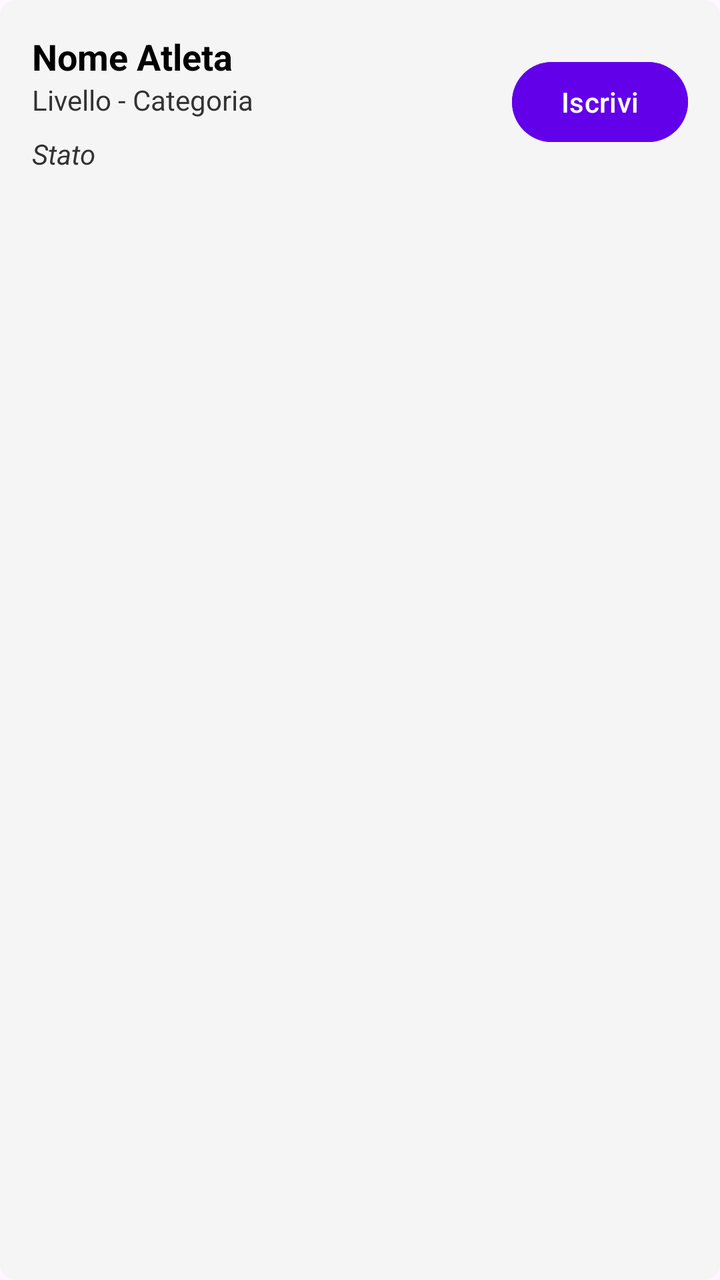
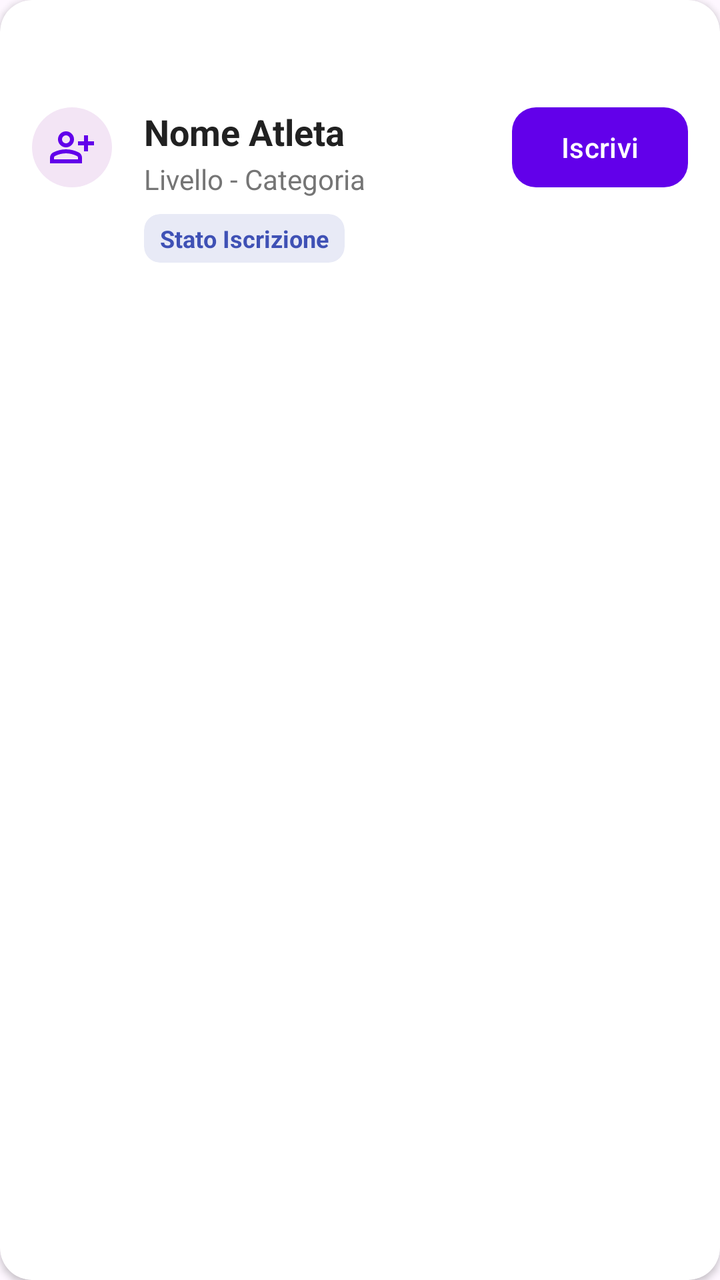

An Android layout rendered at two revisions. The XML below is the earlier revision; the diff shows what the commit changed to produce the second picture.
<!-- AndroidManifest.xml: application theme Theme.GinnasticaRitmica -->
<!-- res/layout/item_atleta_iscrizione.xml -->
<?xml version="1.0" encoding="utf-8"?>
<androidx.cardview.widget.CardView xmlns:android="http://schemas.android.com/apk/res/android"
    xmlns:app="http://schemas.android.com/apk/res-auto"
    android:layout_width="match_parent"
    android:layout_height="wrap_content"
    android:layout_marginHorizontal="16dp"
    android:layout_marginVertical="6dp"
    app:cardCornerRadius="8dp"
    app:cardElevation="0dp"
    app:cardBackgroundColor="@color/grigio_box"
    xmlns:tools="http://schemas.android.com/tools"
    tools:ignore="HardcodedText, TextContrastCheck, VisualLintButtonSize, VisualLintTextFieldSize">

    <RelativeLayout
        android:layout_width="match_parent"
        android:layout_height="wrap_content"
        android:padding="16dp">

        <TextView
            android:id="@+id/tvNomeAtletaIscrizione"
            android:layout_width="wrap_content"
            android:layout_height="wrap_content"
            android:text="Nome Atleta"
            android:textColor="@color/testo_titoli"
            android:textSize="18sp"
            android:textStyle="bold" />

        <TextView
            android:id="@+id/tvDettagliAtletaIscrizione"
            android:layout_width="wrap_content"
            android:layout_height="wrap_content"
            android:layout_below="@id/tvNomeAtletaIscrizione"
            android:text="Livello - Categoria"
            android:textSize="14sp"
            android:textColor="@color/testo_sottotitoli" />

        <TextView
            android:id="@+id/tvStatoIscrizione"
            android:layout_width="wrap_content"
            android:layout_height="wrap_content"
            android:layout_below="@id/tvDettagliAtletaIscrizione"
            android:layout_marginTop="8dp"
            android:text="Stato"
            android:textSize="14sp"
            android:textColor="@color/testo_sottotitoli"
            android:textStyle="italic"/>

        <Button
            android:id="@+id/btnGestisciAttrezzi"
            android:layout_width="wrap_content"
            android:layout_height="wrap_content"
            android:layout_alignParentEnd="true"
            android:layout_centerVertical="true"
            android:text="Iscrivi"
            android:backgroundTint="@color/viola_torre"
            android:textColor="@android:color/white" />

    </RelativeLayout>
</androidx.cardview.widget.CardView>
<!-- resources referenced by this layout -->
<resources>
  <color name="grigio_box">#F5F5F5</color>
  <color name="testo_sottotitoli">#333333</color>
  <color name="testo_titoli">#000000</color>
  <color name="viola_torre">#6200EA</color>
  <style name="Theme.GinnasticaRitmica" parent="Base.Theme.GinnasticaRitmica" />
  <style name="Base.Theme.GinnasticaRitmica" parent="Theme.Material3.DayNight.NoActionBar">
          
          
      </style>
</resources>

<!-- the commit's change to res/layout/item_atleta_iscrizione.xml (unified diff, before → after) -->
@@ -1,59 +1,98 @@
 <?xml version="1.0" encoding="utf-8"?>
-<androidx.cardview.widget.CardView xmlns:android="http://schemas.android.com/apk/res/android"
+<com.google.android.material.card.MaterialCardView xmlns:android="http://schemas.android.com/apk/res/android"
     xmlns:app="http://schemas.android.com/apk/res-auto"
+    xmlns:tools="http://schemas.android.com/tools"
     android:layout_width="match_parent"
     android:layout_height="wrap_content"
     android:layout_marginHorizontal="16dp"
-    android:layout_marginVertical="6dp"
-    app:cardCornerRadius="8dp"
-    app:cardElevation="0dp"
-    app:cardBackgroundColor="@color/grigio_box"
-    xmlns:tools="http://schemas.android.com/tools"
+    android:layout_marginVertical="8dp"
+    app:cardCornerRadius="16dp"
+    app:cardElevation="2dp"
+    app:strokeWidth="0dp"
+    app:cardBackgroundColor="#FFFFFF"
     tools:ignore="HardcodedText, TextContrastCheck, VisualLintButtonSize, VisualLintTextFieldSize">
 
-    <RelativeLayout
+    <androidx.constraintlayout.widget.ConstraintLayout
         android:layout_width="match_parent"
         android:layout_height="wrap_content"
         android:padding="16dp">
 
+        
+        <ImageView
+            android:id="@+id/ivAvatar"
+            android:layout_width="40dp"
+            android:layout_height="40dp"
+            android:background="@drawable/bg_avatar_circle"
+            android:src="@drawable/ic_atlete"
+            app:tint="@color/viola_torre"
+            android:padding="8dp"
+            app:layout_constraintStart_toStartOf="parent"
+            app:layout_constraintTop_toTopOf="parent"
+            app:layout_constraintBottom_toBottomOf="parent" />
+
         <TextView
             android:id="@+id/tvNomeAtletaIscrizione"
-            android:layout_width="wrap_content"
+            android:layout_width="0dp"
             android:layout_height="wrap_content"
+            android:layout_marginStart="16dp"
+            android:layout_marginEnd="16dp"
             android:text="Nome Atleta"
-            android:textColor="@color/testo_titoli"
+            android:textColor="#212121"
             android:textSize="18sp"
-            android:textStyle="bold" />
+            android:textStyle="bold"
+            app:layout_constraintTop_toTopOf="@id/ivAvatar"
+            app:layout_constraintStart_toEndOf="@id/ivAvatar"
+            app:layout_constraintEnd_toStartOf="@id/btnGestisciAttrezzi" />
 
         <TextView
             android:id="@+id/tvDettagliAtletaIscrizione"
+            android:layout_width="0dp"
+            android:layout_height="wrap_content"
+            android:text="Livello - Categoria"
+            android:textSize="14sp"
+            android:textColor="#757575"
+            android:layout_marginTop="2dp"
+            app:layout_constraintTop_toBottomOf="@id/tvNomeAtletaIscrizione"
+            app:layout_constraintStart_toStartOf="@id/tvNomeAtletaIscrizione"
+            app:layout_constraintEnd_toEndOf="@id/tvNomeAtletaIscrizione" />
+
+        
+        <com.google.android.material.card.MaterialCardView
+            android:id="@+id/cvStatoBadge"
             android:layout_width="wrap_content"
             android:layout_height="wrap_content"
-            android:layout_below="@id/tvNomeAtletaIscrizione"
-            android:text="Livello - Categoria"
-            android:textSize="14sp"
-            android:textColor="@color/testo_sottotitoli" />
+            android:layout_marginTop="8dp"
+            app:cardBackgroundColor="#E8EAF6"
+            app:cardCornerRadius="8dp"
+            app:strokeWidth="0dp"
+            app:cardElevation="0dp"
+            app:layout_constraintTop_toBottomOf="@id/tvDettagliAtletaIscrizione"
+            app:layout_constraintStart_toStartOf="@id/tvNomeAtletaIscrizione">
 
-        <TextView
-            android:id="@+id/tvStatoIscrizione"
-            android:layout_width="wrap_content"
-            android:layout_height="wrap_content"
-            android:layout_below="@id/tvDettagliAtletaIscrizione"
-            android:layout_marginTop="8dp"
-            android:text="Stato"
-            android:textSize="14sp"
-            android:textColor="@color/testo_sottotitoli"
-            android:textStyle="italic"/>
+            <TextView
+                android:id="@+id/tvStatoIscrizione"
+                android:layout_width="wrap_content"
+                android:layout_height="wrap_content"
+                android:paddingHorizontal="8dp"
+                android:paddingVertical="4dp"
+                android:text="Stato Iscrizione"
+                android:textSize="12sp"
+                android:textColor="#3F51B5"
+                android:textStyle="bold"/>
+        </com.google.android.material.card.MaterialCardView>
 
-        <Button
+        
+        <com.google.android.material.button.MaterialButton
             android:id="@+id/btnGestisciAttrezzi"
             android:layout_width="wrap_content"
             android:layout_height="wrap_content"
-            android:layout_alignParentEnd="true"
-            android:layout_centerVertical="true"
             android:text="Iscrivi"
-            android:backgroundTint="@color/viola_torre"
-            android:textColor="@android:color/white" />
+            app:backgroundTint="@color/viola_torre"
+            app:cornerRadius="12dp"
+            android:textColor="@android:color/white"
+            app:layout_constraintEnd_toEndOf="parent"
+            app:layout_constraintTop_toTopOf="parent"
+            app:layout_constraintBottom_toBottomOf="parent"/>
 
-    </RelativeLayout>
-</androidx.cardview.widget.CardView>
+    </androidx.constraintlayout.widget.ConstraintLayout>
+</com.google.android.material.card.MaterialCardView>
<!-- resource entries referenced after the edit -->
@@ -1,13 +1,37 @@
 <!-- resources referenced by this layout -->
 <resources>
-  <color name="grigio_box">#F5F5F5</color>
-  <color name="testo_sottotitoli">#333333</color>
-  <color name="testo_titoli">#000000</color>
   <color name="viola_torre">#6200EA</color>
+  <!-- drawable bg_avatar_circle (drawable) -->
+  <?xml version="1.0" encoding="utf-8"?>
+  <shape xmlns:android="http://schemas.android.com/apk/res/android"
+      android:shape="oval">
+      
+      <solid android:color="#F3E5F5" />
+  </shape>
+  <!-- drawable ic_atlete (drawable) -->
+  <vector xmlns:android="http://schemas.android.com/apk/res/android" android:height="24dp" android:tint="#3C3F40" android:viewportHeight="960" android:viewportWidth="960" android:width="24dp">
+        
+      <path android:fillColor="@android:color/white" android:pathData="M720,560L720,440L600,440L600,360L720,360L720,240L800,240L800,360L920,360L920,440L800,440L800,560L720,560ZM247,433Q200,386 200,320Q200,254 247,207Q294,160 360,160Q426,160 473,207Q520,254 520,320Q520,386 473,433Q426,480 360,480Q294,480 247,433ZM40,800L40,688Q40,654 57.5,625.5Q75,597 104,582Q166,551 230,535.5Q294,520 360,520Q426,520 490,535.5Q554,551 616,582Q645,597 662.5,625.5Q680,654 680,688L680,800L40,800ZM120,720L600,720L600,688Q600,677 594.5,668Q589,659 580,654Q526,627 471,613.5Q416,600 360,600Q304,600 249,613.5Q194,627 140,654Q131,659 125.5,668Q120,677 120,688L120,720ZM416.5,376.5Q440,353 440,320Q440,287 416.5,263.5Q393,240 360,240Q327,240 303.5,263.5Q280,287 280,320Q280,353 303.5,376.5Q327,400 360,400Q393,400 416.5,376.5ZM360,320Q360,320 360,320Q360,320 360,320Q360,320 360,320Q360,320 360,320Q360,320 360,320Q360,320 360,320Q360,320 360,320Q360,320 360,320ZM360,720L360,720Q360,720 360,720Q360,720 360,720Q360,720 360,720Q360,720 360,720Q360,720 360,720Q360,720 360,720Q360,720 360,720Q360,720 360,720L360,720Z"/>
+      
+  </vector>
   <style name="Theme.GinnasticaRitmica" parent="Base.Theme.GinnasticaRitmica" />
   <style name="Base.Theme.GinnasticaRitmica" parent="Theme.Material3.DayNight.NoActionBar">
           
+  
           
+          <item name="popupMenuStyle">@style/StileNuvoletta</item>
       </style>
+  <style name="StileNuvoletta" parent="Widget.Material3.PopupMenu">
+          <item name="android:popupBackground">@drawable/bg_popup_rounded</item>
+          <item name="overlapAnchor">false</item>
+      </style>
+  <!-- drawable bg_popup_rounded (drawable) -->
+  <?xml version="1.0" encoding="utf-8"?>
+  <shape xmlns:android="http://schemas.android.com/apk/res/android">
+      
+      <solid android:color="#F8F6FA" />
+      
+      <corners android:radius="16dp" />
+  </shape>
 </resources>
 
